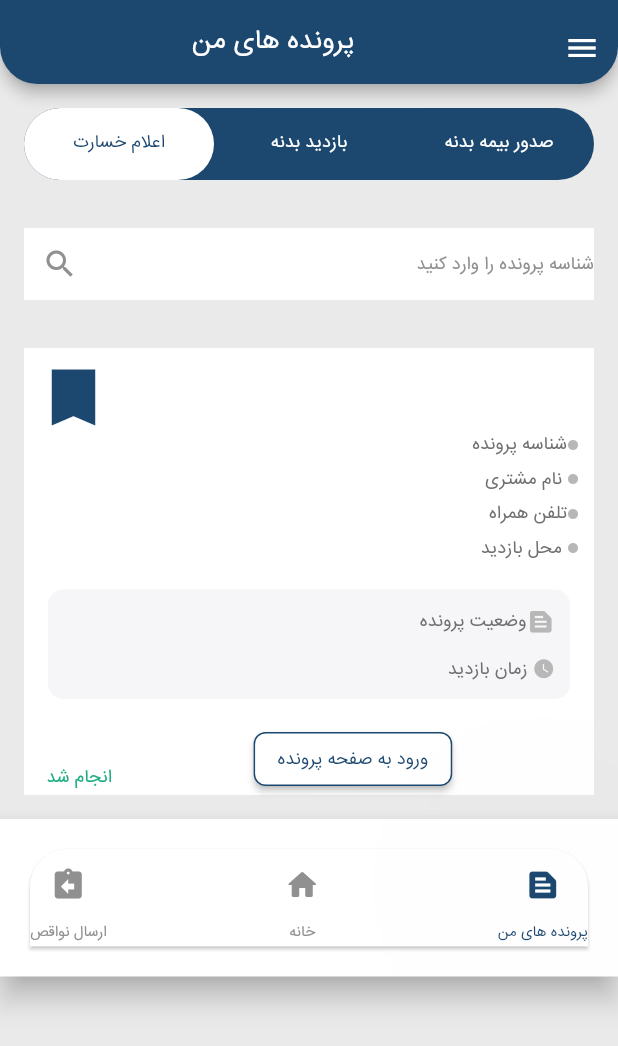
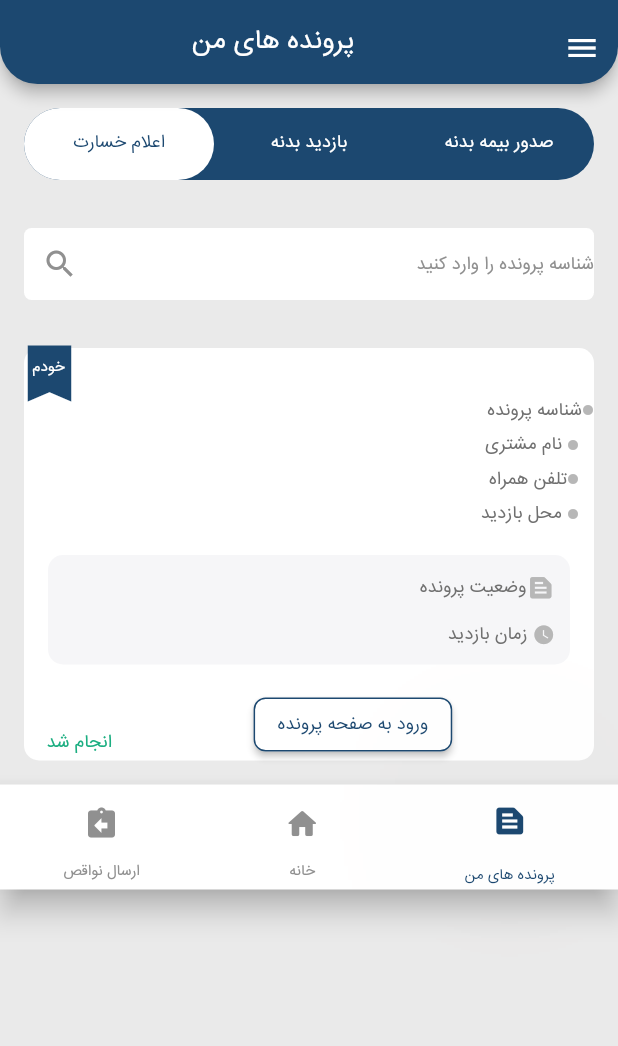
Before and after one commit to aydanaderi/api_app, a Flutter app: the screen it shows after launch, on a phone screen of 412 x 824 dp. Shown: the top 1046 px of the screen. Run offline on Flutter 3.47's test engine with Material 2 defaults, Android fonts, the phone set to English and light mode, and no system bars; missing offline and left inert: hexagon; network calls fail.

Commit message:
'set_bookmark_radius'

```diff
--- a/lib/information.dart
+++ b/lib/information.dart
@@ -64,8 +64,10 @@ class _InformationPageState extends State<InformationPage> with TickerProviderSt
     TabController _tabcontroller = TabController(length: 3,vsync: this);
 
     return Scaffold(
+
       backgroundColor : whitelight,
       resizeToAvoidBottomInset: false,
+
       appBar: AppBar(
         backgroundColor: blueDark,
         title: Align(
@@ -147,7 +149,10 @@ class _InformationPageState extends State<InformationPage> with TickerProviderSt
             Padding(
               padding: const EdgeInsets.all(16),
               child: Container(
+                decoration: BoxDecoration(
                   color: white,
+                    borderRadius: BorderRadius.all(Radius.circular(5)),
+                ),
                 child: Row(
                   mainAxisAlignment: MainAxisAlignment.spaceBetween,
                   children: [
@@ -171,27 +176,20 @@ class _InformationPageState extends State<InformationPage> with TickerProviderSt
                 ),
               ),
             ),
+            Stack(
+              alignment: Alignment.topLeft,
+              children: [
                 Padding(
                   padding: const EdgeInsets.all(16),
                   child: Container(
+                    decoration: BoxDecoration(
                       color: white,
+                      borderRadius: BorderRadius.all(Radius.circular(10)),
+                    ),
                     child: Column(
                       children: [
-                    Container(
-                      alignment: Alignment.topLeft,
-                      child: IconButton(
-                        icon: Icon(
-                          Icons.bookmark_sharp,
-                          color: blueDark,
-                          size: 50,
-                        ),
-                        onPressed: (){},
-                      ),
-                    ),
-                    SizedBox(height: 5),
-                    Padding(
-                      padding: const EdgeInsets.only(left: 10,right: 10),
-                      child: Row(
+                        SizedBox(height: 30),
+                        Row(
                           mainAxisAlignment: MainAxisAlignment.spaceBetween,
                           children: [
                             Expanded(
@@ -222,7 +220,6 @@ class _InformationPageState extends State<InformationPage> with TickerProviderSt
                               ],
                             ),
                           ],
-                      ),
                         ),
                         Padding(
                           padding: const EdgeInsets.only(left: 10,right: 10),
@@ -480,19 +477,37 @@ class _InformationPageState extends State<InformationPage> with TickerProviderSt
                     ),
                   ),
                 ),
+                Align(
+                  alignment: Alignment.bottomLeft,
+                  child: IconButton(
+                    icon: Icon(
+                      Icons.bookmark_sharp,
+                      color: blueDark,
+                      size: 50,
+                    ),
+                    onPressed: (){},
+                  ),
+                ),
+                Align(
+                  heightFactor: 3.5,
+                  widthFactor: 3,
+                  child: Text(
+                    'خودم',
+                    style: TextStyle(
+                      color: white,
+                      fontFamily: 'IRANSansFaNum',
+                      fontSize: 10,
+                    ),
+                  ),
+                ),
+              ],
+            ),
             BottomAppBar(
               color: white,
-              child: Padding(
-                padding: const EdgeInsets.all(16),
-                child: Card(
-                  shape: RoundedRectangleBorder(
-                      borderRadius: BorderRadius.only(
-                        topLeft: Radius.circular(25),
-                        topRight: Radius.circular(25),
-                      ),
-                  ),
-                  child: Row(
-                    mainAxisAlignment: MainAxisAlignment.spaceBetween,
+              child: Stack(
+                children: [
+                  Row(
+                    mainAxisAlignment: MainAxisAlignment.spaceAround,
                     children: [
                       Column(
                         children: [
@@ -507,7 +522,6 @@ class _InformationPageState extends State<InformationPage> with TickerProviderSt
                               color: gray,
                               fontFamily: 'IRANSansFaNum',
                               fontSize: 10,
-                              fontWeight: FontWeight.w500,
                             ),
                           )
                         ],
@@ -556,6 +570,7 @@ class _InformationPageState extends State<InformationPage> with TickerProviderSt
                                 ),
                               ),
                             ),
+                            SizedBox(height: 5),
                             Text(
                               'پرونده های من',
                               style: TextStyle(
@@ -570,8 +585,8 @@ class _InformationPageState extends State<InformationPage> with TickerProviderSt
                       ),
                     ],
                   ),
-                ),
-              ),
+                ],
+              )
             ),
           ],
         ),
```
Lines whose indentation alone changed are shown as unchanged.
